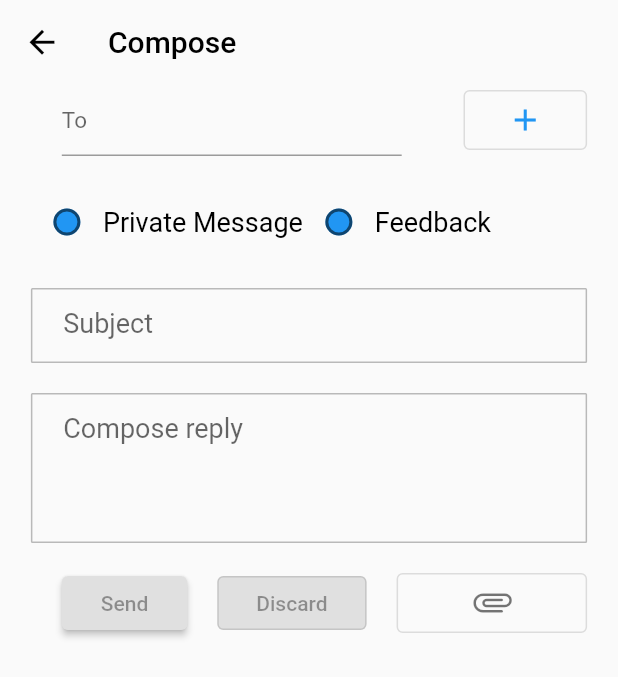
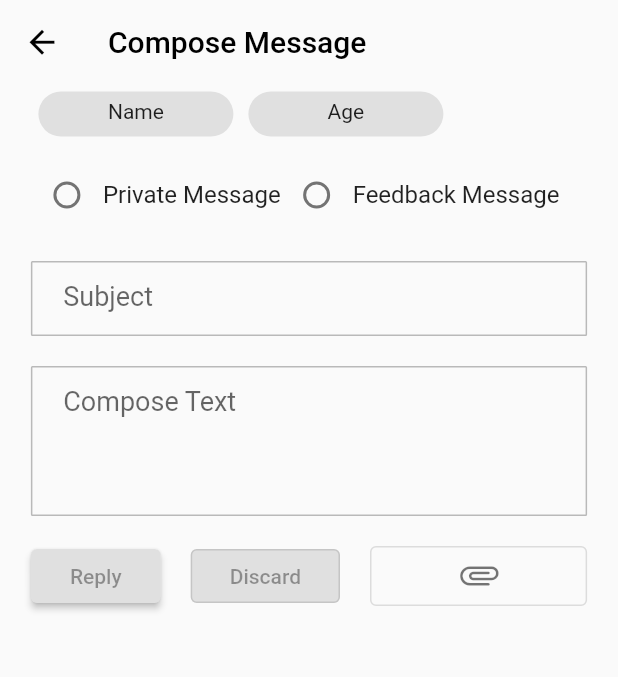
Before and after one commit to dhis2-club-tanzania/user-support-mobile, a Flutter app: the ComposePage screen opened directly, on a phone screen of 412 x 824 dp. Shown: the top 677 px of the screen. Run offline on Flutter 3.47's test engine with Material 2 defaults, Android fonts, the phone set to English and light mode, and no system bars; our stand-ins replace file_picker, flutter_slidable, flutter_svg; network calls fail.

Commit message:
polishing compose page

```diff
--- a/lib/main.dart
+++ b/lib/main.dart
@@ -5,7 +5,9 @@ import './pages/splash_page.dart';
 import './providers/provider.dart';
 
 void main() {
-  runApp(MyApp());
+  runApp(
+    MyApp(),
+  );
 }
 
 class MyApp extends StatelessWidget {
--- a/lib/models/message_conversation.dart
+++ b/lib/models/message_conversation.dart
@@ -39,8 +39,8 @@ class MessageConversation {
 
   final String? href;
   final String messageCount;
-  final bool followUp;
-  final String lastUpdated;
+  final bool? followUp;
+  final String? lastUpdated;
   final String id;
   final bool read;
   // final String created;
@@ -69,8 +69,9 @@ class MessageConversation {
     return MessageConversation(
       href: json['href'].toString(),
       messageCount: json["messageCount"].toString(),
-      followUp: json["followUp"] as bool,
-      lastUpdated: json["lastUpdated"] as String,
+      followUp: json['followUp'] != null ? json["followUp"] as bool : null,
+      lastUpdated:
+          json["lastUpdated"] != null ? json["lastUpdated"] as String : null,
       id: json["id"].toString(),
       read: json["read"] as bool,
       // created: json["created"] as String,
@@ -110,35 +111,4 @@ class MessageConversation {
           : null,
     );
   }
-
-  Map<String, dynamic> toJson() => {
-        // "messageCount": messageCount,
-        "followUp": followUp,
-        "lastUpdated": lastUpdated,
-        "id": id,
-        "read": read,
-        // "created": created,
-        "name": name,
-        "subject": subject,
-        "displayName": displayName,
-        // "externalAccess": externalAccess,
-        "messageType": messageType,
-        "lastMessage": lastMessage,
-        // "sharing": sharing.toJson(),
-        // "priority": priority,
-        "favorite": favorite,
-        // "status": status,
-        // "access": access.toJson(),
-        // "lastSender": lastSender.toJson(),
-        "createdBy": createdBy!.toJson(),
-        // "user": user.toJson(),
-        // "favorites": List<dynamic>.from(favorites.map((x) => x)),
-        // "translations": List<dynamic>.from(translations.map((x) => x)),
-        "userMessages":
-            List<dynamic>.from(userMessages!.map((x) => x.toJson())),
-        // "userGroupAccesses": List<dynamic>.from(userGroupAccesses.map((x) => x)),
-        // "attributeValues": List<dynamic>.from(attributeValues.map((x) => x) as Iterable),
-        // "userAccesses": List<dynamic>.from(userAccesses.map((x) => x) as Iterable),
-        "messages": List<dynamic>.from(messages!.map((x) => x.toJson())),
-      };
 }
--- a/lib/pages/compose_page.dart
+++ b/lib/pages/compose_page.dart
@@ -7,7 +7,6 @@ import 'package:provider/provider.dart';
 
 import '../providers/provider.dart';
 import '../widgets/attachment_button.dart';
-import '../widgets/search.dart';
 
 class ComposePage extends StatefulWidget {
   const ComposePage({Key? key}) : super(key: key);
@@ -17,15 +16,15 @@ class ComposePage extends StatefulWidget {
 }
 
 class _ComposePageState extends State<ComposePage> {
+  bool isPrivate = false;
+  bool isFeedback = false;
   File? file;
-
+  String? selectedUser;
   bool isVisible = true;
   bool isButtonEnabled = false;
   final TextEditingController _textEditingController = TextEditingController();
+  final TextEditingController _textEditingController1 = TextEditingController();
 
-  bool isChecked = false;
-
-  @override
   bool isEmpty() {
     setState(() {
       if (_textEditingController.text.trim() != "") {
@@ -50,10 +49,10 @@ class _ComposePageState extends State<ComposePage> {
   Widget build(BuildContext context) {
     final fileName = file != null ? basename(file!.path) : '';
 
-    final replyData = Provider.of<MessageModel>(context);
-    // context.read<MessageModel>().fetchReply(widget.messageId);
+    final fetchedData = Provider.of<MessageModel>(context);
 
     final Size size = MediaQuery.of(context).size;
+    List<String> selectedUser = ['Name', 'Age'];
     return Scaffold(
         appBar: AppBar(
           backgroundColor: Colors.transparent,
@@ -68,9 +67,9 @@ class _ComposePageState extends State<ComposePage> {
               Navigator.of(context).pop();
             },
           ),
-        title: const Text(
-          "Compose",
-          style: TextStyle(
+          title: Text(
+            'Compose Message',
+            style: const TextStyle(
               color: Colors.black,
             ),
           ),
@@ -78,101 +77,47 @@ class _ComposePageState extends State<ComposePage> {
         body: SafeArea(
           child: Center(
             child: Container(
+              height: size.height,
               width: size.width * 0.9,
-            child: Column(
-              mainAxisAlignment: MainAxisAlignment.start,
+              child: ListView(
+                children: [
+                  buildParticipantsList(selectedUser),
+                  Row(
                     children: [
                       Row(
-                  crossAxisAlignment: CrossAxisAlignment.center,
-                  mainAxisAlignment: MainAxisAlignment.spaceBetween,
                         children: [
-                    Container(
-                      padding: EdgeInsets.only(left: size.width * 0.05),
-                      width: size.width * 0.6,
-                      child: Container(
-                        child: TextFormField(
-                          onTap: () {
-                            showSearch(
-                                context: context,
-                                delegate: SearchUser(allUsers: [
-                                  'Tom Wakiki',
-                                  'Wile',
-                                  'Goodluck'
-                                ], usersSuggestion: [
-                                  'Tom Wakiki',
-                                  'Duke',
-                                  'John Traore',
-                                  'wile'
-                                ]));
-                          },
-                          decoration: const InputDecoration(
-                            hintText: "To",
-                            hintStyle: TextStyle(
-                              fontSize: 15,
-                            ),
-                          ),
-                        ),
-                      ),
-                    ),
-                    Container(
-                      height: 40,
-                      width: size.width * 0.2,
-                      child: OutlinedButton(
-                        onPressed: () {
-                          showSearch(
-                              context: context,
-                              delegate: SearchUser(allUsers: [
-                                'Tom Wakiki',
-                                'Wile',
-                                'Goodluck'
-                              ], usersSuggestion: [
-                                'Tom Wakiki',
-                                'Duke',
-                                'John Traore',
-                                'wile'
-                              ]));
-                        },
-                        child: Icon(Icons.add),
-                      ),
-                    ),
+                          Checkbox(
+                              shape: CircleBorder(),
+                              value: isPrivate,
+                              onChanged: (value) {
+                                setState(() {
+                                  isPrivate = value!;
+                                  isFeedback = false;
+                                });
+                              }),
+                          Text(
+                            'Private Message',
+                            style: TextStyle(fontSize: 16),
+                          )
                         ],
-                ),
-                SizedBox(
-                  height: 20,
                       ),
                       Row(
                         children: [
                           Checkbox(
-                      checkColor: Colors.white,
-                      fillColor: MaterialStateProperty.all(Colors.blue),
-                      value: isChecked,
                               shape: CircleBorder(),
-                      onChanged: (bool? value) {
+                              value: isFeedback,
+                              onChanged: (value) {
                                 setState(() {
-                          isChecked = value!;
+                                  isFeedback = value!;
+                                  isPrivate = false;
                                 });
-                      },
+                              }),
+                          Text(
+                            'Feedback Message',
+                            style: TextStyle(fontSize: 16),
+                          )
+                        ],
                       ),
-                    Text(
-                      'Private Message',
-                      style: TextStyle(fontSize: 18, color: Colors.black),
-                    ),
-                    Checkbox(
-
-                      checkColor: Colors.white,
-                      fillColor: MaterialStateProperty.all(Colors.blue),
-                      value: isChecked,
-                      shape: CircleBorder(),
-                      onChanged: (bool? value) {
-                        setState(() {
-                          isChecked = value!;
-                        });
-                      },
-                    ),
-                    Text(
-                      'Feedback',
-                      style: TextStyle(fontSize: 18, color: Colors.black),
-                    )
                     ],
                   ),
                   SizedBox(height: 20),
@@ -185,23 +130,18 @@ class _ComposePageState extends State<ComposePage> {
                         border: Border.all(color: Colors.black26)),
                     child: TextFormField(
                       onFieldSubmitted: null,
-                    controller: _textEditingController,
+                      controller: _textEditingController1,
                       maxLines: null,
                       keyboardType: TextInputType.multiline,
                       expands: true,
                       style: const TextStyle(fontSize: 18, color: Colors.black),
-                    onChanged: (val) {
-                      isEmpty();
-                    },
                       decoration: const InputDecoration(
                         border: InputBorder.none,
                         hintText: "Subject",
                       ),
                     ),
                   ),
-                SizedBox(
-                  height: 20,
-                ),
+                  SizedBox(height: 20),
                   Container(
                     padding: EdgeInsets.only(left: size.width * 0.05),
                     width: size.width,
@@ -221,23 +161,23 @@ class _ComposePageState extends State<ComposePage> {
                       },
                       decoration: const InputDecoration(
                         border: InputBorder.none,
-                      hintText: "Compose reply",
+                        hintText: "Compose Text",
                       ),
                     ),
                   ),
                   const SizedBox(
                     height: 8,
                   ),
-                file != null
-                    ? Text(
+                  if (file != null)
+                    Text(
                       fileName,
-                        style: TextStyle(
+                      style: const TextStyle(
                           fontSize: 16, fontWeight: FontWeight.w500),
                     )
-                    : Container(),
-                SizedBox(height: 8),
+                  else
+                    Container(),
+                  const SizedBox(height: 8),
                   Container(
-                  padding: EdgeInsets.only(left: size.width * 0.05),
                     child: Row(
                       children: [
                         AbsorbPointer(
@@ -246,20 +186,36 @@ class _ComposePageState extends State<ComposePage> {
                             style: ButtonStyle(
                               backgroundColor: !isButtonEnabled
                                   ? MaterialStateProperty.all(Color(0xFFE0E0E0))
-                                : MaterialStateProperty.all(Color(0xFF235EA0)),
+                                  : MaterialStateProperty.all(
+                                      Color(0xFF235EA0)),
                             ),
                             onPressed: () {
                               if (_textEditingController.text.trim() != "") {
-                              replyData.AddNewMessage(fileName);
+                                print("print private bool $isPrivate");
+                                print("print feedback bool $isFeedback");
+                                if (isPrivate) {
+                                  print("Inside Private body");
+                                  fetchedData.AddNewMessage(
+                                      'attachment',
+                                      _textEditingController.text,
+                                      _textEditingController1.text);
+                                }
+                                if (isFeedback) {
+                                  //redireect SomeWhere else
+                                  print("Iversion");
+                                }
+
+                                isButtonEnabled = false;
                               }
                               setState(() {
                                 _textEditingController.text = '';
+                                _textEditingController1.text = '';
                               });
                             },
                             child: Padding(
-                            padding: EdgeInsets.all(10.0),
+                              padding: const EdgeInsets.all(10.0),
                               child: Text(
-                              'Send',
+                                'Reply',
                                 style: TextStyle(
                                   color: isButtonEnabled
                                       ? Colors.white
@@ -283,6 +239,8 @@ class _ComposePageState extends State<ComposePage> {
                             onPressed: () async {
                               setState(() {
                                 _textEditingController.text = '';
+                                _textEditingController1.text = '';
+
                                 isButtonEnabled = false;
                               });
                             },
@@ -304,20 +262,46 @@ class _ComposePageState extends State<ComposePage> {
                         ),
                         Expanded(
                           child: ButtonWidget(
+                              isButtonEnabled: isButtonEnabled,
                               icon: Icons.attachment_rounded,
                               text: '',
-                          onClicked: selectFile,
-                          isButtonEnabled: isButtonEnabled,
-                        ),
+                              onClicked: selectFile),
                         )
                       ],
                     ),
                   ),
+                  SizedBox(height: 22),
                 ],
               ),
             ),
           ),
+        ));
+  }
+
+  Widget buildParticipantsList(List<String>? users) {
+    return users != null
+        ? Container(
+            height: 50,
+            child: SingleChildScrollView(
+              scrollDirection: Axis.horizontal,
+              child: Wrap(
+                spacing: -1,
+                direction: Axis.vertical,
+                children: users
+                    .map((element) => Container(
+                        width: 130,
+                        height: 30,
+                        decoration: const BoxDecoration(
+                          borderRadius: BorderRadius.all(Radius.circular(25)),
+                          color: Color(0xFFE0E0E0),
                         ),
-    );
+                        margin: const EdgeInsets.all(5),
+                        padding: const EdgeInsets.all(5),
+                        child: Text(element, textAlign: TextAlign.center)))
+                    .toList(),
+              ),
+            ),
+          )
+        : Container();
   }
 }
```
Also changed, not shown: lib/pages/home_page.dart (+7 -2 lines), lib/pages/message_conversation_page.dart (+26 -32 lines), lib/providers/provider.dart (+66 -27 lines), 1 other file. Lines whose indentation alone changed are shown as unchanged.
